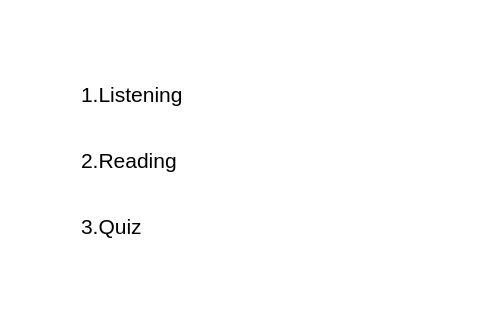
SSSuperHero/AEEduApplication, file weeduTalk/weedulessonguidewidget.ui: the form before one commit; both pictures show x 356 to 860 and y 139 to 459 of the 960 by 600 pixel window.
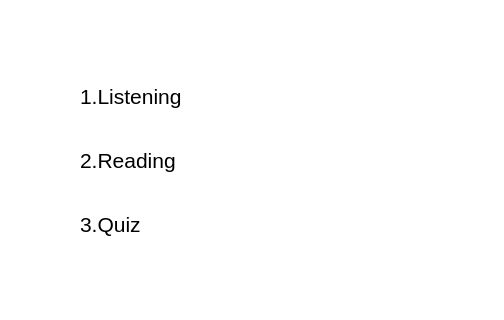
The form after the commit.

Commit message: 1. 鼠标点击会闪一下；

The edit to the form file:
```diff
--- a/weeduTalk/weedulessonguidewidget.ui
+++ b/weeduTalk/weedulessonguidewidget.ui
@@ -104,6 +104,7 @@
              <string notr="true">QPushButton{
 text-align : left;
 background-color: rgb(255, 255, 255);
+border-radius:5px;
 }
 QPushButton:pressed{
 background-color: rgb(255, 255, 255);
@@ -130,6 +131,7 @@
              <string notr="true">QPushButton{
 text-align : left;
 background-color: rgb(255, 255, 255);
+border-radius:5px;
 }</string>
             </property>
             <property name="text">
@@ -151,6 +153,7 @@
              <string notr="true">QPushButton{
 text-align : left;
 background-color: rgb(255, 255, 255);
+border-radius:5px;
 }</string>
             </property>
             <property name="text">
```
Left out of the diff: 9 changed lines with no effect on the pictures.
